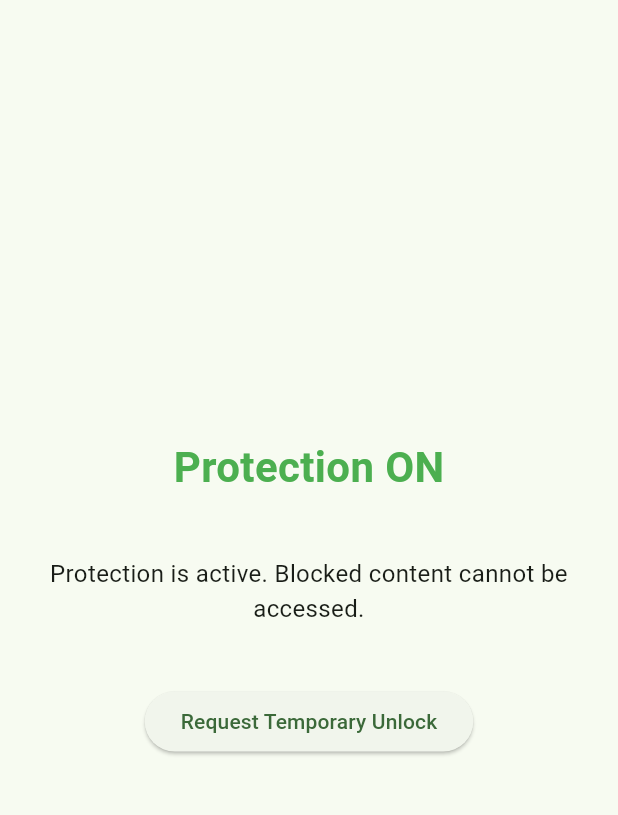
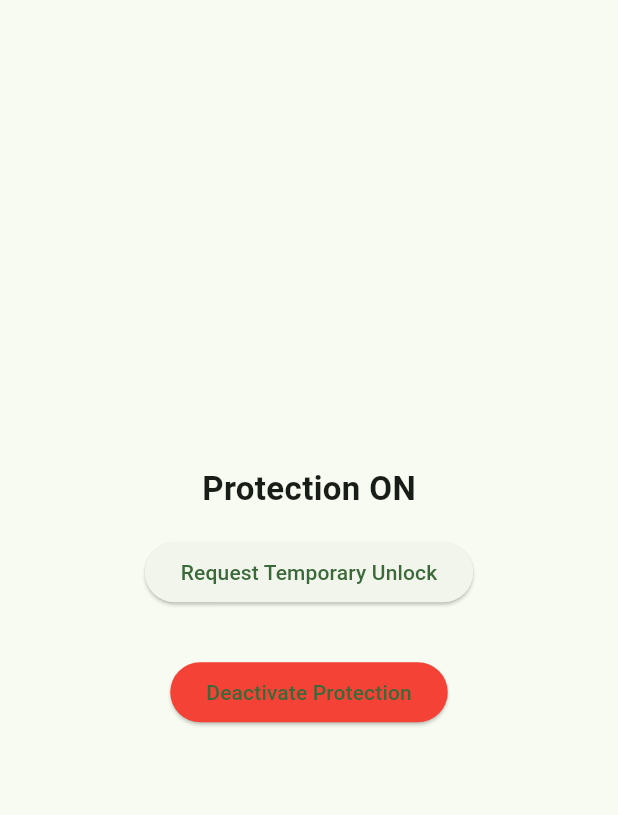
Before and after one commit to abdielhuertam/cleanmind, a Flutter app: the screen it shows after launch, after a tap on "Activate Protection", on a phone screen of 412 x 824 dp, the part 63-878 px from its top. Run offline on Flutter 3.47's test engine with Material 3 defaults, Android fonts, the light colour scheme and no system bars; our stand-ins replace shared_preferences.

Commit message:
Complete core MVP: activation, unlock, and total protection deactivation flow

```diff
--- a/lib/screens/home_screen.dart
+++ b/lib/screens/home_screen.dart
@@ -19,60 +19,25 @@ class HomeScreen extends StatelessWidget {
         builder: (context) {
           final planState = context.watch<PlanState>();
 
-          // 🟡 STATE 1: Protection NOT activated yet
-          if (planState.isProtectionInactive) {
-            return Center(
-              child: Padding(
-                padding: const EdgeInsets.all(24),
-                child: Column(
-                  mainAxisAlignment: MainAxisAlignment.center,
-                  children: [
-                    const Text(
-                      'Your device is not protected',
-                      style: TextStyle(
-                        fontSize: 24,
-                        fontWeight: FontWeight.bold,
-                      ),
-                      textAlign: TextAlign.center,
-                    ),
-                    const SizedBox(height: 16),
-                    const Text(
-                      'CleanMind protection is currently inactive.\n'
-                      'Blocked content can still be accessed until protection is activated.',
-                      textAlign: TextAlign.center,
-                    ),
-                    const SizedBox(height: 32),
-                    ElevatedButton(
-                      onPressed: () {
-                        planState.activateProtection();
-                      },
-                      child: const Text('Activate Protection'),
-                    ),
-                  ],
-                ),
-              ),
-            );
+          // 1️⃣ Protection never activated
+          if (planState.lifecycle == ProtectionLifecycle.inactive) {
+            return _buildInactive(planState);
           }
 
-          // 🟢 STATE 2: Protection already activated → EXISTING UI
-          return Padding(
-            padding: const EdgeInsets.all(24),
-            child: Column(
-              mainAxisAlignment: MainAxisAlignment.center,
-              children: [
-                _StatusLabel(protectionState: protectionState),
-                const SizedBox(height: 16),
-                _Countdown(protectionState: protectionState),
-                const SizedBox(height: 24),
-                _ExplanationText(protectionState: protectionState),
-                const SizedBox(height: 40),
-                _PrimaryActionButton(protectionState: protectionState),
-              ],
-            ),
-          );
+          // 2️⃣ Total deactivation in progress
+          if (planState.isDeactivationPending) {
+            return _buildDeactivationPending(planState);
+          }
+
+          // 3️⃣ Protection fully disabled
+          if (planState.isProtectionDisabled) {
+            return _buildProtectionDisabled(planState);
+          }
+
+          // 4️⃣ Normal protected state (existing UI)
+          return _buildProtected(planState);
         },
       ),
-
     );
   }
 }
@@ -180,7 +145,7 @@ class _PrimaryActionButton extends StatelessWidget {
         return ElevatedButton(
           onPressed: () {
             final isPro =
-                 context.read<PlanState>().plan == UserPlan.pro;
+                 context.read<PlanState>().plan == UserPlan.premium;
             protectionState.requestTemporaryUnlock(isProUser: isPro);
           },
           child: const Text('Request Temporary Unlock'),
@@ -199,3 +164,113 @@ class _PrimaryActionButton extends StatelessWidget {
     }
   }
 }
+
+Widget _buildInactive(PlanState planState) {
+  return Center(
+    child: Padding(
+      padding: const EdgeInsets.all(24),
+      child: Column(
+        mainAxisAlignment: MainAxisAlignment.center,
+        children: [
+          const Text(
+            'Your device is not protected',
+            style: TextStyle(fontSize: 22, fontWeight: FontWeight.bold),
+            textAlign: TextAlign.center,
+          ),
+          const SizedBox(height: 24),
+          ElevatedButton(
+            onPressed: planState.activateProtection,
+            child: const Text('Activate Protection'),
+          ),
+        ],
+      ),
+    ),
+  );
+}
+
+Widget _buildProtected(PlanState planState) {
+  return Center(
+    child: Padding(
+      padding: const EdgeInsets.all(24),
+      child: Column(
+        mainAxisAlignment: MainAxisAlignment.center,
+        children: [
+          const Text(
+            'Protection ON',
+            style: TextStyle(fontSize: 22, fontWeight: FontWeight.bold),
+          ),
+          const SizedBox(height: 16),
+          ElevatedButton(
+            onPressed: () {
+              planState.startTemporaryUnlock(
+                const Duration(seconds: 10),
+              );
+            },
+            child: const Text('Request Temporary Unlock'),
+          ),
+          const SizedBox(height: 32),
+          ElevatedButton(
+            onPressed: () {
+              planState.requestTotalDeactivation(
+                method: DeactivationMethod.waitingPeriod,
+              );
+            },
+            style: ElevatedButton.styleFrom(
+              backgroundColor: Colors.red,
+            ),
+            child: const Text('Deactivate Protection'),
+          ),
+        ],
+      ),
+    ),
+  );
+}
+
+Widget _buildDeactivationPending(PlanState planState) {
+  return Center(
+    child: Padding(
+      padding: const EdgeInsets.all(24),
+      child: Column(
+        mainAxisAlignment: MainAxisAlignment.center,
+        children: const [
+          Text(
+            'Deactivation in progress',
+            style: TextStyle(fontSize: 22, fontWeight: FontWeight.bold),
+          ),
+          SizedBox(height: 16),
+          Text(
+            'Protection will be disabled once the selected condition is met.',
+            textAlign: TextAlign.center,
+          ),
+        ],
+      ),
+    ),
+  );
+}
+
+Widget _buildProtectionDisabled(PlanState planState) {
+  return Center(
+    child: Padding(
+      padding: const EdgeInsets.all(24),
+      child: Column(
+        mainAxisAlignment: MainAxisAlignment.center,
+        children: [
+          const Text(
+            'Protection Disabled',
+            style: TextStyle(fontSize: 22, fontWeight: FontWeight.bold),
+          ),
+          const SizedBox(height: 16),
+          const Text(
+            'Your device is currently not protected.',
+            textAlign: TextAlign.center,
+          ),
+          const SizedBox(height: 32),
+          ElevatedButton(
+            onPressed: planState.reactivateProtection,
+            child: const Text('Reactivate Protection'),
+          ),
+        ],
+      ),
+    ),
+  );
+}
--- a/lib/state/plan_state.dart
+++ b/lib/state/plan_state.dart
@@ -3,86 +3,108 @@
 import 'dart:async';
 import 'package:flutter/foundation.dart';
 
-/// ------------------------------------------------------------
+/// --------------------------------------------
 /// CleanMind — Plan & Protection State
-/// ------------------------------------------------------------
-/// Canonical source of truth for product protection state.
-/// Product authority: Product_Flow.md
-/// ------------------------------------------------------------
+/// --------------------------------------------
+/// Source of truth for protection, unlock,
+/// and total deactivation logic.
+/// --------------------------------------------
 
 enum UserPlan {
   free,
-  pro,
+  premium,
 }
 
 enum ProtectionLifecycle {
-  /// App installed, but protection NOT activated yet
+  /// Protection has never been activated
   inactive,
 
-  /// Protection active and enforced
+  /// Protection is active and enforced
   active,
 
-  /// Protection temporarily disabled by intentional unlock
+  /// Temporary unlock (auto-restores)
   temporarilyUnlocked,
+
+  /// User requested total deactivation
+  /// but friction is still in progress
+  deactivationPending,
+
+  /// Protection fully disabled
+  protectionDisabled,
+}
+
+enum DeactivationMethod {
+  timedMessage,
+  accountabilityContact,
+  waitingPeriod,
 }
 
 class PlanState extends ChangeNotifier {
-  /// -------------------------------
-  /// Core Product State
-  /// -------------------------------
+  // ----------------------------
+  // Core State
+  // ----------------------------
 
+  UserPlan plan;
+  ProtectionLifecycle lifecycle;
   bool protectionEverActivated;
-  ProtectionLifecycle lifecycle;
-  UserPlan plan;
 
-  /// -------------------------------
-  /// Temporary Unlock State
-  /// -------------------------------
+  // ----------------------------
+  // Temporary Unlock
+  // ----------------------------
 
   DateTime? unlockEndsAt;
-  Timer? unlockTimer;
+
+  // ----------------------------
+  // Total Deactivation
+  // ----------------------------
+
+  DeactivationMethod? deactivationMethod;
+  DateTime? deactivationAvailableAt;
+
+  // ----------------------------
+  // Constructor
+  // ----------------------------
 
   PlanState({
+    required this.plan,
+    required this.lifecycle,
     required this.protectionEverActivated,
-    required this.lifecycle,
-    required this.plan,
     this.unlockEndsAt,
-    this.unlockTimer,
+    this.deactivationMethod,
+    this.deactivationAvailableAt,
   });
 
-  /// -------------------------------
-  /// Initial State
-  /// -------------------------------
+  // ----------------------------
+  // Initial State
+  // ----------------------------
 
   factory PlanState.initial() {
     return PlanState(
+      plan: UserPlan.free,
+      lifecycle: ProtectionLifecycle.inactive,
       protectionEverActivated: false,
-      lifecycle: ProtectionLifecycle.inactive,
-      plan: UserPlan.free,
     );
   }
 
-  /// -------------------------------
-  /// Derived Getters
-  /// -------------------------------
-
-  bool get isProtectionInactive =>
-      lifecycle == ProtectionLifecycle.inactive;
+  // ----------------------------
+  // Derived Helpers
+  // ----------------------------
 
   bool get isProtectionActive =>
       lifecycle == ProtectionLifecycle.active;
 
-  bool get isTemporarilyUnlocked =>
-      lifecycle == ProtectionLifecycle.temporarilyUnlocked;
+  bool get isProtectionDisabled =>
+      lifecycle == ProtectionLifecycle.protectionDisabled;
 
-  bool get canRequestUnlock =>
-      protectionEverActivated && isProtectionActive;
+  bool get isDeactivationPending =>
+      lifecycle == ProtectionLifecycle.deactivationPending;
 
-  bool get isPro => plan == UserPlan.pro;
+  bool get canRequestTemporaryUnlock =>
+      lifecycle == ProtectionLifecycle.active;
 
-  /// -------------------------------
-  /// State Transitions
-  /// -------------------------------
+  // ----------------------------
+  // Protection Activation
+  // ----------------------------
 
   void activateProtection() {
     protectionEverActivated = true;
@@ -90,21 +112,68 @@ class PlanState extends ChangeNotifier {
     notifyListeners();
   }
 
+  // ----------------------------
+  // Temporary Unlock
+  // ----------------------------
+
   void startTemporaryUnlock(Duration duration) {
-    if (!canRequestUnlock) return;
+    if (!canRequestTemporaryUnlock) return;
 
     unlockEndsAt = DateTime.now().add(duration);
     lifecycle = ProtectionLifecycle.temporarilyUnlocked;
     notifyListeners();
   }
 
-  void restoreProtection() {
+  void restoreProtectionFromUnlock() {
     if (!protectionEverActivated) return;
 
     unlockEndsAt = null;
-    unlockTimer?.cancel();
-    unlockTimer = null;
     lifecycle = ProtectionLifecycle.active;
     notifyListeners();
   }
+
+  // ----------------------------
+  // Total Deactivation — A1
+  // ----------------------------
+
+  /// User starts total deactivation
+void requestTotalDeactivation({
+  required DeactivationMethod method,
+}) {
+  deactivationMethod = method;
+  lifecycle = ProtectionLifecycle.deactivationPending;
+
+  if (method == DeactivationMethod.waitingPeriod) {
+    // ⏱️ SIMULACIÓN PARA MVP (5 segundos)
+    // En producción:
+    // Free  -> 8 horas
+    // Pro   -> tiempo configurable
+    final waitDuration =
+        plan == UserPlan.free ? const Duration(seconds: 5) : const Duration(seconds: 3);
+
+    deactivationAvailableAt =
+        DateTime.now().add(waitDuration);
+
+    Timer(waitDuration, () {
+      completeTotalDeactivation();
+    });
+  }
+
+  notifyListeners();
 }
+
+  /// Called when friction is completed
+  void completeTotalDeactivation() {
+    lifecycle = ProtectionLifecycle.protectionDisabled;
+    unlockEndsAt = null;
+    notifyListeners();
+  }
+
+  /// Manual reactivation only
+  void reactivateProtection() {
+    lifecycle = ProtectionLifecycle.active;
+    deactivationMethod = null;
+    deactivationAvailableAt = null;
+    notifyListeners();
+  }
+}
```
